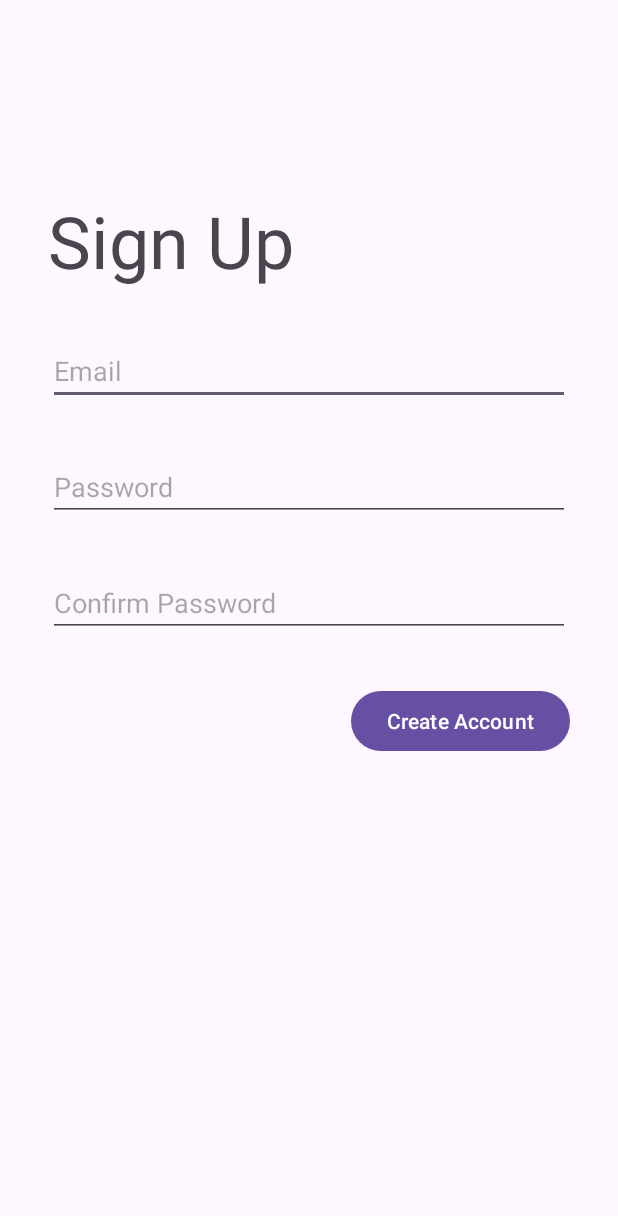
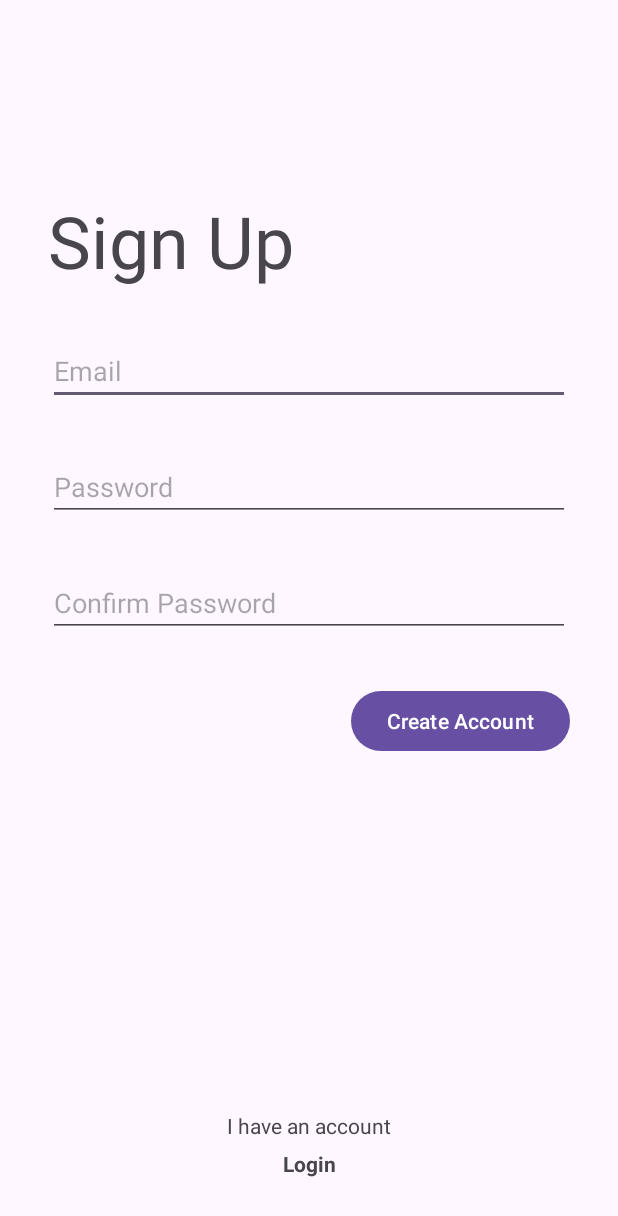
Before and after one commit to Zewzit/MapRunners-AR, an Android app: the SignUpActivity screen opened directly, with no data from a screen before it, on a phone screen of 412 x 824 dp. Shown: the top 1216 px of the screen. Run offline under Robolectric (Android 15) with nearby library versions, the phone set to English and light mode, and no system bars.

Commit message:
Add view switching between Login and SignUp UIs

```diff
--- a/app/src/main/java/com/example/maprunnersar/views/SignUpActivity.java
+++ b/app/src/main/java/com/example/maprunnersar/views/SignUpActivity.java
@@ -2,7 +2,9 @@ package com.example.maprunnersar.views;
 
 import androidx.appcompat.app.AppCompatActivity;
 
+import android.content.Intent;
 import android.os.Bundle;
+import android.view.View;
 
 import com.example.maprunnersar.R;
 
@@ -13,4 +15,8 @@ public class SignUpActivity extends AppCompatActivity {
         super.onCreate(savedInstanceState);
         setContentView(R.layout.activity_sign_up);
     }
+
+    public void changeViewToLogin(View view){
+        finish();
+    }
 }
--- a/app/src/main/res/layout/activity_sign_up.xml
+++ b/app/src/main/res/layout/activity_sign_up.xml
@@ -5,6 +5,31 @@
     android:layout_width="match_parent"
     android:layout_height="match_parent"
     tools:context=".views.SignUpActivity">
+
+    <TextView
+        android:id="@+id/tvLogin"
+        android:layout_width="60dp"
+        android:layout_height="32dp"
+        android:layout_marginBottom="32dp"
+        android:clickable="true"
+        android:gravity="center"
+        android:onClick="changeViewToLogin"
+        android:text="Login"
+        android:textSize="14sp"
+        android:textStyle="bold"
+        app:layout_constraintBottom_toBottomOf="parent"
+        app:layout_constraintEnd_toEndOf="@+id/textView3"
+        app:layout_constraintStart_toStartOf="@+id/textView3" />
+
+    <TextView
+        android:id="@+id/textView3"
+        android:layout_width="wrap_content"
+        android:layout_height="wrap_content"
+        android:text="I have an account"
+        android:textSize="14sp"
+        app:layout_constraintBottom_toTopOf="@+id/tvLogin"
+        app:layout_constraintEnd_toEndOf="parent"
+        app:layout_constraintStart_toStartOf="parent" />
 
     <TextView
         android:id="@+id/textView2"
```
Also changed, not shown: app/src/main/java/com/example/maprunnersar/views/LoginActivity.java (+16 -0 lines), app/src/main/res/layout/activity_login.xml (+9 -3 lines).
